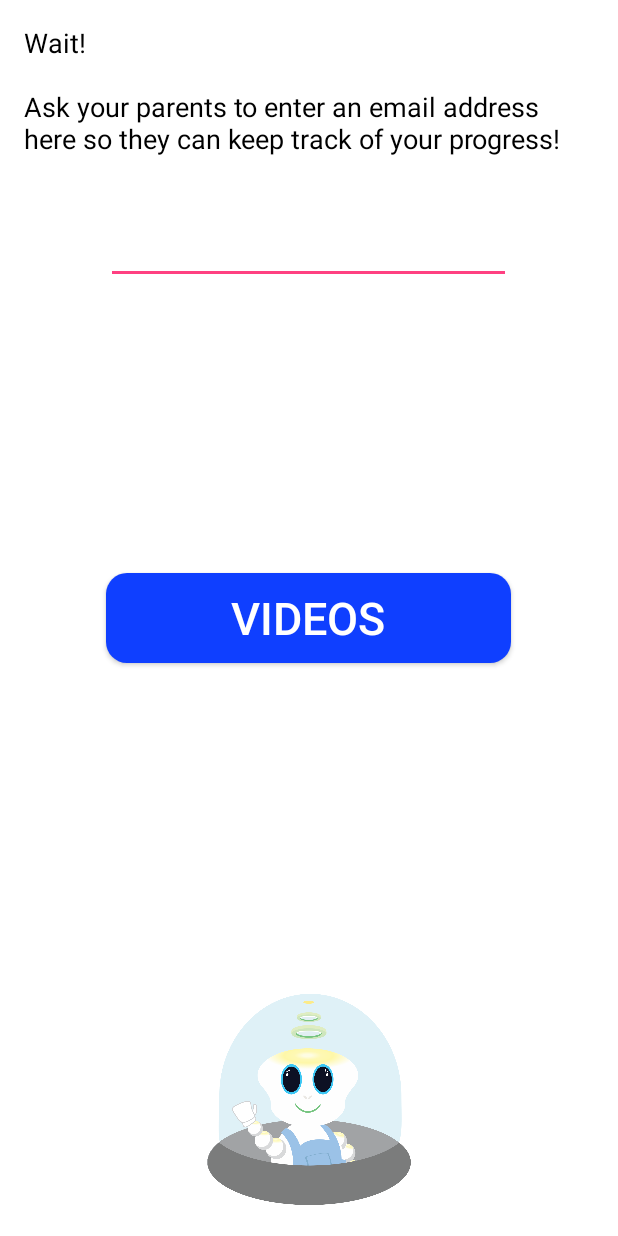
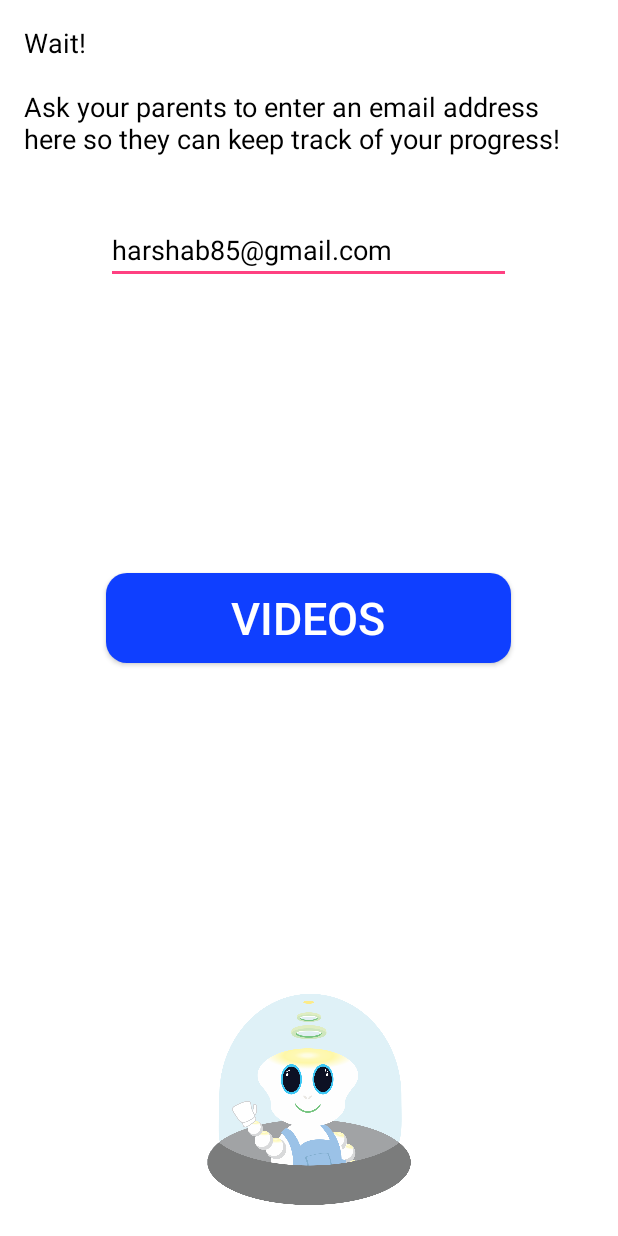
Before and after one commit to harshab85/Ergo, an Android app: the layout fragment_welcome_3.xml on its own in the app's theme, with its tools: preview values and no code run, on a phone screen of 412 x 824 dp. Run offline under Robolectric (Android 15) with nearby library versions, the phone set to English and light mode, and no system bars.

Commit message:
Changed text color

```diff
--- a/app/src/main/res/layout/fragment_welcome_3.xml
+++ b/app/src/main/res/layout/fragment_welcome_3.xml
@@ -59,6 +59,7 @@
         android:layout_alignStart="@+id/button"
         android:layout_alignRight="@+id/button"
         android:layout_alignEnd="@+id/button"
-        android:text="harshab85@gmail.com"/>
+        android:text="harshab85@gmail.com"
+        android:textColor="#ff000000" />
 
 </RelativeLayout>
```
